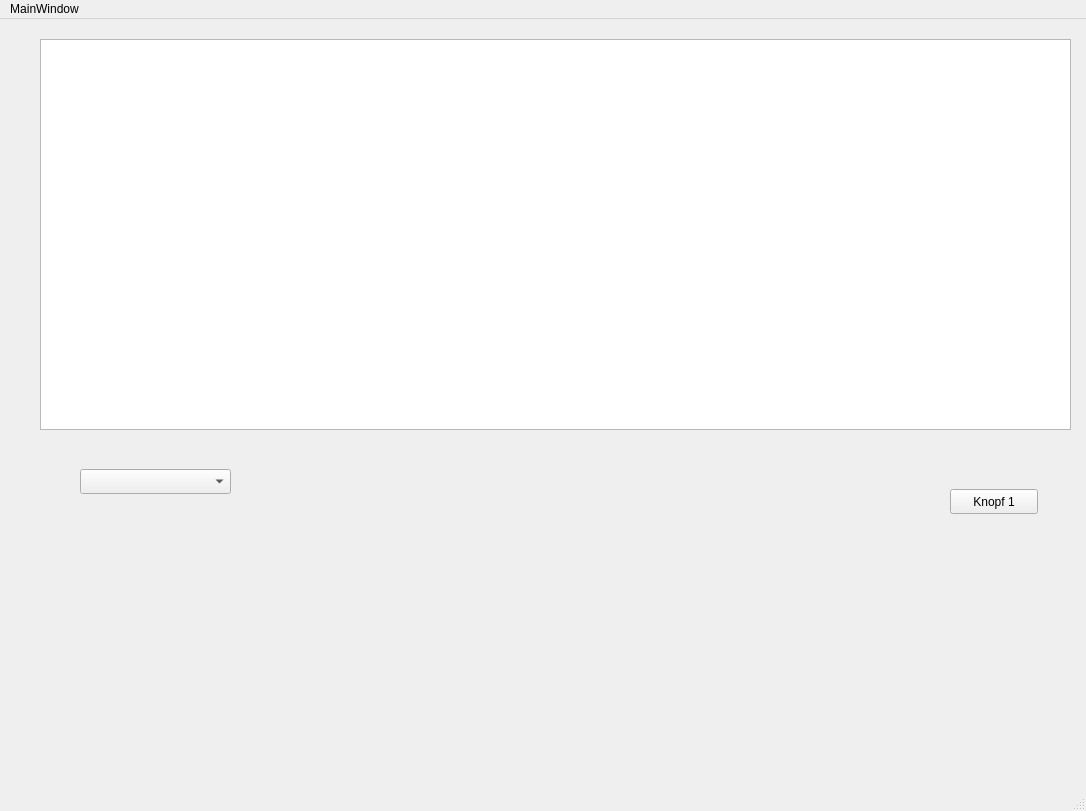
First picture: the form in src/gui/specatalog_mainwindow.ui, repository TheresiaQuintes/specatalog, before the edit.
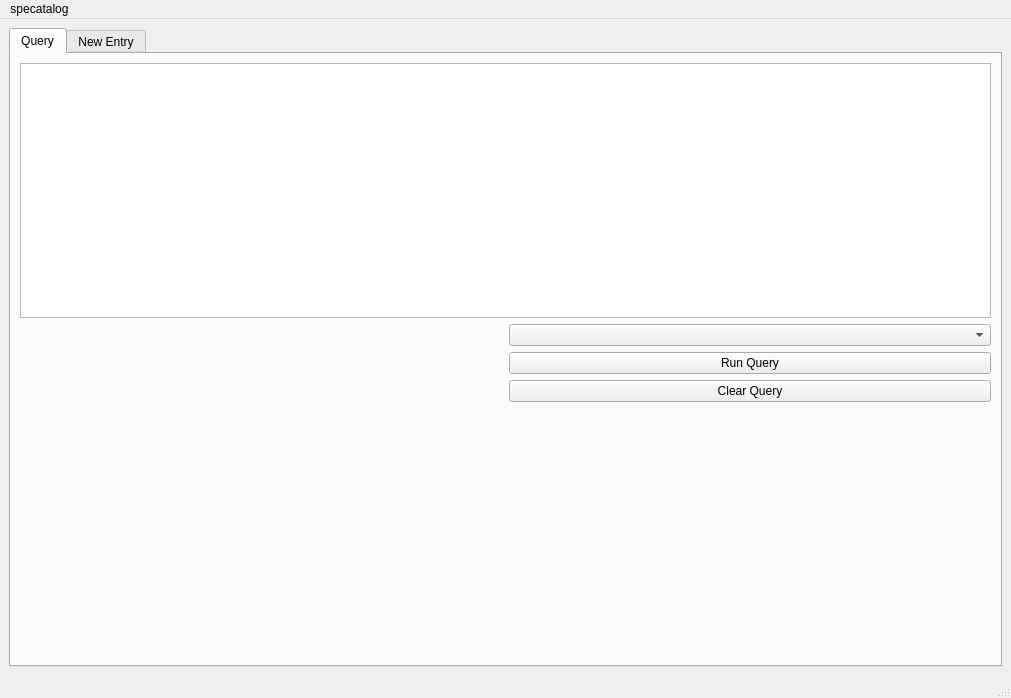
Second picture: the form after the edit.

Commit message: Neuen-Eintrag weiter in GUI eingerarbeitet, creation_pydantic_measurements überarbeitet

Diff of the .ui file:
```diff
--- a/src/gui/specatalog_mainwindow.ui
+++ b/src/gui/specatalog_mainwindow.ui
@@ -6,60 +6,111 @@
    <rect>
     <x>0</x>
     <y>0</y>
-    <width>1086</width>
-    <height>811</height>
+    <width>1011</width>
+    <height>698</height>
    </rect>
   </property>
+  <property name="sizePolicy">
+   <sizepolicy hsizetype="Expanding" vsizetype="Expanding">
+    <horstretch>0</horstretch>
+    <verstretch>0</verstretch>
+   </sizepolicy>
+  </property>
   <property name="windowTitle">
    <string>MainWindow</string>
   </property>
   <widget class="QWidget" name="centralwidget">
-   <widget class="QPushButton" name="Knopf_1">
-    <property name="geometry">
-     <rect>
-      <x>950</x>
-      <y>470</y>
-      <width>88</width>
-      <height>25</height>
-     </rect>
-    </property>
-    <property name="text">
-     <string>Knopf 1</string>
-    </property>
-   </widget>
-   <widget class="QTableView" name="MeasurementsView">
-    <property name="geometry">
-     <rect>
-      <x>40</x>
-      <y>20</y>
-      <width>1031</width>
-      <height>391</height>
-     </rect>
-    </property>
-   </widget>
-   <widget class="QComboBox" name="ComboModelChoice">
-    <property name="geometry">
-     <rect>
-      <x>80</x>
-      <y>450</y>
-      <width>151</width>
-      <height>25</height>
-     </rect>
-    </property>
-   </widget>
+   <property name="sizePolicy">
+    <sizepolicy hsizetype="Expanding" vsizetype="Expanding">
+     <horstretch>0</horstretch>
+     <verstretch>0</verstretch>
+    </sizepolicy>
+   </property>
+   <layout class="QHBoxLayout" name="horizontalLayout_2">
+    <item>
+     <widget class="QTabWidget" name="tabWidget">
+      <property name="currentIndex">
+       <number>0</number>
+      </property>
+      <widget class="QWidget" name="tab_1">
+       <attribute name="title">
+        <string>Query</string>
+       </attribute>
+       <layout class="QGridLayout" name="gridLayout">
+        <item row="0" column="0" colspan="2">
+         <widget class="QTableView" name="MeasurementsView"/>
+        </item>
+        <item row="2" column="1">
+         <widget class="QPushButton" name="ButtonQuery">
+          <property name="text">
+           <string>Run Query</string>
+          </property>
+         </widget>
+        </item>
+        <item row="1" column="0" rowspan="4">
+         <layout class="QFormLayout" name="FormFilter"/>
+        </item>
+        <item row="4" column="1">
+         <spacer name="verticalSpacer">
+          <property name="orientation">
+           <enum>Qt::Vertical</enum>
+          </property>
+          <property name="sizeHint" stdset="0">
+           <size>
+            <width>20</width>
+            <height>40</height>
+           </size>
+          </property>
+         </spacer>
+        </item>
+        <item row="1" column="1">
+         <widget class="QComboBox" name="ComboModelChoice"/>
+        </item>
+        <item row="3" column="1">
+         <widget class="QPushButton" name="ButtonClearQuery">
+          <property name="text">
+           <string>Clear Query</string>
+          </property>
+         </widget>
+        </item>
+       </layout>
+      </widget>
+      <widget class="QWidget" name="tab_3">
+       <attribute name="title">
+        <string>New Entry</string>
+       </attribute>
+       <layout class="QGridLayout" name="gridLayout_2">
+        <item row="0" column="0" colspan="2">
+         <layout class="QFormLayout" name="FormNewEntry"/>
+        </item>
+        <item row="1" column="0">
+         <widget class="QComboBox" name="ComboModelChoiceNewEntry"/>
+        </item>
+        <item row="1" column="1">
+         <widget class="QPushButton" name="ButtonNewEntry">
+          <property name="text">
+           <string>Submit new Entry</string>
+          </property>
+         </widget>
+        </item>
+       </layout>
+      </widget>
+     </widget>
+    </item>
+   </layout>
   </widget>
   <widget class="QMenuBar" name="menubar">
    <property name="geometry">
     <rect>
      <x>0</x>
      <y>0</y>
-     <width>1086</width>
+     <width>1011</width>
      <height>22</height>
     </rect>
    </property>
    <widget class="QMenu" name="menuMainWindow">
     <property name="title">
-     <string>MainWindow</string>
+     <string>specatalog</string>
     </property>
    </widget>
    <addaction name="menuMainWindow"/>
```
Left out of the diff: 2 changed lines with no effect on the pictures. The commit also changes 6 other files.
